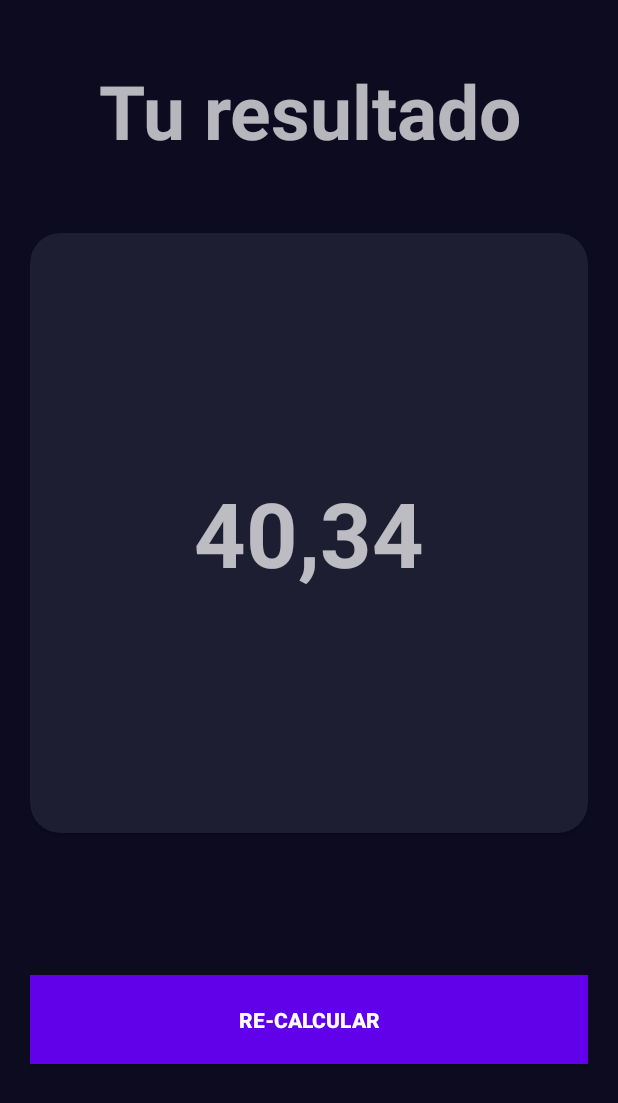
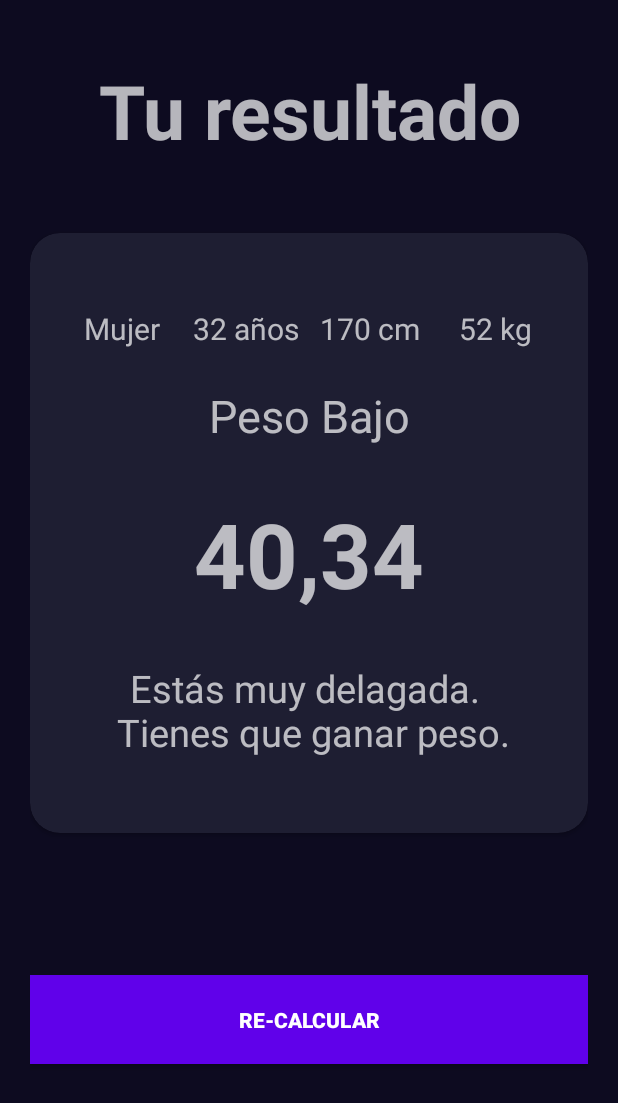
Before and after one commit to jjimgua96/Examen_Unidad2, an Android app: the layout activity_result_imcactivity.xml on its own in the app's theme, with its tools: preview values and no code run, on a phone screen of 412 x 824 dp. Shown: the top 1103 px of the screen. Run offline under Robolectric (Android 15) with nearby library versions, the phone set to English and light mode, and no system bars.

Commit message:
Version 3

```diff
--- a/app/src/main/res/layout/activity_result_imcactivity.xml
+++ b/app/src/main/res/layout/activity_result_imcactivity.xml
@@ -34,18 +34,70 @@
         app:layout_constraintVertical_bias="0.1">
 
         <LinearLayout
+            android:paddingVertical="30dp"
             android:layout_width="match_parent"
             android:layout_height="match_parent"
             android:layout_gravity="center"
             android:layout_margin="20dp"
             android:orientation="vertical">
 
+            <LinearLayout
+                android:layout_width="match_parent"
+                android:layout_height="wrap_content"
+                android:layout_weight="1"
+                android:orientation="horizontal">
+                <TextView
+                    android:id="@+id/tvSexo"
+                    android:layout_width="0dp"
+                    android:layout_height="match_parent"
+                    android:layout_weight="1"
+                    tools:text="Mujer"
+                    android:textSize="20sp"
+                    android:textAlignment="center"
+                    />
+                <TextView
+                    android:id="@+id/tvEdad"
+                    android:layout_width="0dp"
+                    android:layout_height="match_parent"
+                    android:layout_weight="1"
+                    tools:text="32 años"
+                    android:textSize="20sp"
+                    android:textAlignment="center"
+                    />
+                <TextView
+                    android:id="@+id/tvAltura"
+                    android:layout_width="0dp"
+                    android:layout_height="match_parent"
+                    android:layout_weight="1"
+                    tools:text="170 cm"
+                    android:textSize="20sp"
+                    android:textAlignment="center"
+                    />
+                <TextView
+                    android:id="@+id/tvPeso"
+                    android:layout_width="0dp"
+                    android:layout_height="match_parent"
+                    android:layout_weight="1"
+                    tools:text="52 kg"
+                    android:textSize="20sp"
+                    android:textAlignment="center"
+                    />
+            </LinearLayout>
+
+            <TextView
+                android:id="@+id/tvTipoPeso"
+                android:layout_width="match_parent"
+                android:layout_height="wrap_content"
+                tools:text="Peso Bajo"
+                android:textSize="30sp"
+                android:textAlignment="center"
+                />
 
             <TextView
                 android:id="@+id/tvIMC"
                 android:layout_width="match_parent"
                 android:layout_height="0dp"
-                android:layout_weight="1"
+                android:layout_weight="6"
                 android:textSize="60sp"
                 app:layout_constraintBottom_toBottomOf="parent"
                 app:layout_constraintEnd_toEndOf="parent"
@@ -55,6 +107,16 @@
                 android:textStyle="bold"
                 android:textAlignment="center"
                 android:gravity="center"/>
+
+            <TextView
+                android:id="@+id/tvMensaje"
+                android:layout_width="match_parent"
+                android:layout_height="wrap_content"
+                tools:text="Estás muy delagada. \n Tienes que ganar peso."
+                android:textSize="25sp"
+                android:textAlignment="center"
+                />
+
         </LinearLayout>
     </androidx.cardview.widget.CardView>
 
```
Also changed, not shown: app/src/main/java/com/example/prueba_t2/ResultIMCActivity.kt (+58 -2 lines).
